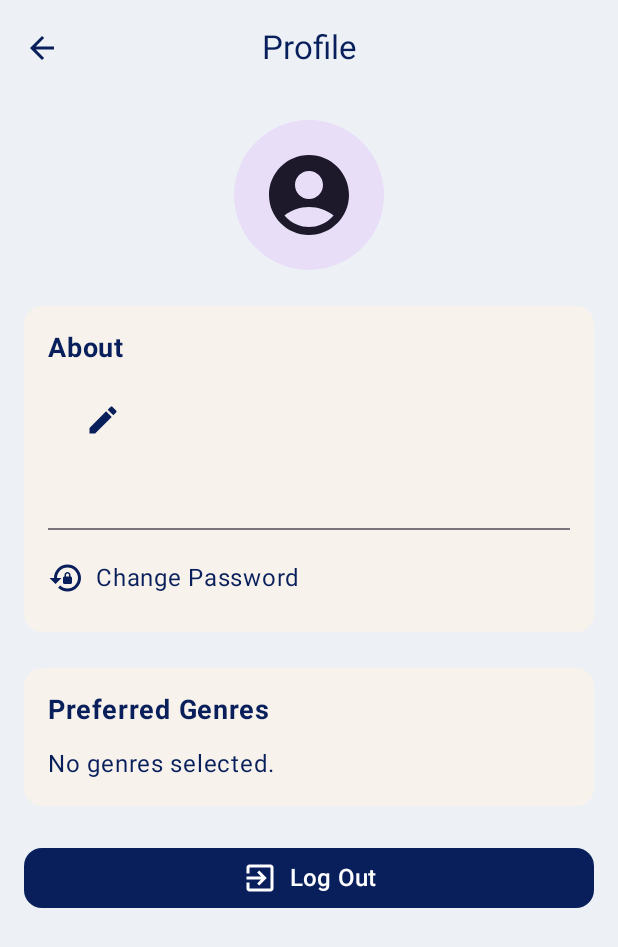
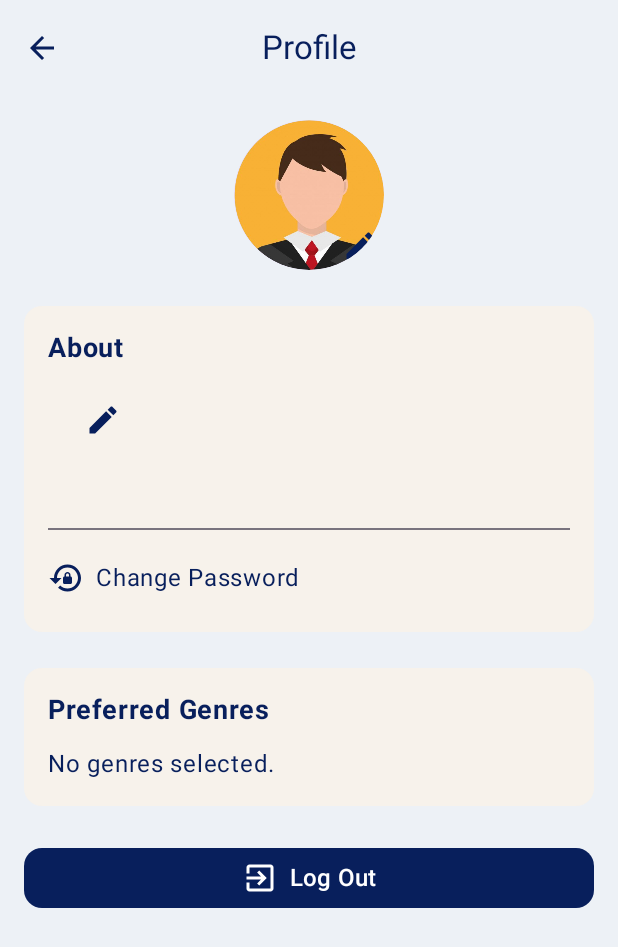
Before and after one commit to akdenizcse/teams-for-mobile-programming-2025-final-project-nuray, an Android app built with Jetpack Compose: the composable ProfileScreen shown on its own in the app's theme, on a phone screen of 412 x 824 dp. Shown: the top 947 px of the screen. Run offline under Robolectric (Android 15) with nearby library versions, the phone set to English and light mode, and no system bars; our stand-ins replace Firebase (no records; nobody signed in at launch, a user with empty details on screens opened directly).

Commit message:
Added personal avatar selection

```diff
--- a/app/src/main/java/com/example/watchlist/ProfileScreen.kt
+++ b/app/src/main/java/com/example/watchlist/ProfileScreen.kt
@@ -1,6 +1,7 @@
 package com.example.watchlist
 
 import android.widget.Toast
+import androidx.compose.foundation.Image
 import androidx.compose.foundation.background
 import androidx.compose.foundation.clickable
 import androidx.compose.foundation.layout.*
@@ -11,8 +12,7 @@ import androidx.compose.foundation.shape.CircleShape
 import androidx.compose.foundation.shape.RoundedCornerShape
 import androidx.compose.foundation.verticalScroll
 import androidx.compose.material.icons.Icons
-import androidx.compose.material.icons.filled.AccountCircle
-import androidx.compose.material.icons.filled.ArrowBack
+import androidx.compose.material.icons.automirrored.filled.ArrowBack
 import androidx.compose.material.icons.filled.Edit
 import androidx.compose.material.icons.filled.ExitToApp
 import androidx.compose.material.icons.filled.LockReset
@@ -22,6 +22,7 @@ import androidx.compose.ui.Alignment
 import androidx.compose.ui.Modifier
 import androidx.compose.ui.draw.clip
 import androidx.compose.ui.platform.LocalContext
+import androidx.compose.ui.res.painterResource
 import androidx.compose.ui.res.stringResource
 import androidx.compose.ui.text.font.FontWeight
 import androidx.compose.ui.text.input.PasswordVisualTransformation
@@ -41,6 +42,8 @@ fun ProfileScreen(
     vm: ProfileViewModel = viewModel()
 ) {
     val context = LocalContext.current
+    val colors = MaterialTheme.colorScheme
+
     val sProfileTitle       = stringResource(R.string.profile_title)
     val sBackDesc           = stringResource(R.string.cd_previous)
     val sAbout              = stringResource(R.string.label_about)
@@ -68,24 +71,39 @@ fun ProfileScreen(
     val sErrPwdMatch        = stringResource(R.string.err_pwd_match)
     val sErrNoUser          = stringResource(R.string.err_no_user)
     val sErrCurrentIncorrect= stringResource(R.string.err_current_incorrect)
+    val sSelectAvatar       = stringResource(R.string.select_avatar)
+    val sAvatarUpdated      = stringResource(R.string.avatar_updated)
 
-    val colors = MaterialTheme.colorScheme
+    // UI state
+    var showAvatarDialog by remember { mutableStateOf(false) }
+    var showEditDialog   by remember { mutableStateOf(false) }
+    var showResetDialog  by remember { mutableStateOf(false) }
+    var showLogoutDialog by remember { mutableStateOf(false) }
 
-    var firstName        by remember { mutableStateOf("") }
-    var lastName         by remember { mutableStateOf("") }
-    val user             = FirebaseAuth.getInstance().currentUser
-    val email            = user?.email.orEmpty()
-    var showResetDialog  by remember { mutableStateOf(false) }
-    var showEditDialog   by remember { mutableStateOf(false) }
-    var showLogoutDialog by remember { mutableStateOf(false) }
-    var editFirst        by remember { mutableStateOf("") }
-    var editLast         by remember { mutableStateOf("") }
-    var oldPwd           by remember { mutableStateOf("") }
-    var newPwd           by remember { mutableStateOf("") }
-    var confirmPwd       by remember { mutableStateOf("") }
-    var err              by remember { mutableStateOf<String?>(null) }
+    var editFirst  by remember { mutableStateOf("") }
+    var editLast   by remember { mutableStateOf("") }
+    var oldPwd     by remember { mutableStateOf("") }
+    var newPwd     by remember { mutableStateOf("") }
+    var confirmPwd by remember { mutableStateOf("") }
+    var err        by remember { mutableStateOf<String?>(null) }
 
+    val user   = FirebaseAuth.getInstance().currentUser
+    val email  = user?.email.orEmpty()
     val genres = vm.watchlistGenres.toList()
+
+
+    val avatars = listOf(
+        R.drawable.avatar2,
+        R.drawable.avatar1,
+        R.drawable.avatar3,
+        R.drawable.avatar4,
+        R.drawable.avatar5,
+        R.drawable.avatar6,
+        R.drawable.avatar7,
+        R.drawable.avatar8,
+        R.drawable.avatar9,
+    )
+
 
     LaunchedEffect(Unit) {
         user?.uid?.let { uid ->
@@ -94,8 +112,8 @@ fun ProfileScreen(
                 .document(uid)
                 .get()
                 .addOnSuccessListener { doc ->
-                    firstName = doc.getString("firstName").orEmpty()
-                    lastName  = doc.getString("lastName").orEmpty()
+                    editFirst = doc.getString("firstName").orEmpty()
+                    editLast  = doc.getString("lastName").orEmpty()
                 }
         }
     }
@@ -107,7 +125,7 @@ fun ProfileScreen(
                 title = { Text(sProfileTitle, color = colors.onBackground) },
                 navigationIcon = {
                     IconButton(onClick = { navController.popBackStack() }) {
-                        Icon(Icons.Filled.ArrowBack, contentDescription = sBackDesc, tint = colors.primary)
+                        Icon(Icons.AutoMirrored.Filled.ArrowBack, contentDescription = sBackDesc, tint = colors.primary)
                     }
                 },
                 colors = TopAppBarDefaults.centerAlignedTopAppBarColors(containerColor = colors.background)
@@ -117,34 +135,46 @@ fun ProfileScreen(
         Column(
             Modifier
                 .fillMaxSize()
-                .background(colors.background)
                 .verticalScroll(rememberScrollState())
                 .padding(padding)
                 .padding(16.dp),
             verticalArrangement = Arrangement.spacedBy(24.dp)
         ) {
+
             Box(
                 Modifier
                     .size(100.dp)
                     .align(Alignment.CenterHorizontally)
                     .clip(CircleShape)
-                    .background(colors.secondaryContainer),
+                    .background(colors.secondaryContainer)
+                    .clickable { showAvatarDialog = true },
                 contentAlignment = Alignment.Center
             ) {
-                Icon(Icons.Filled.AccountCircle, contentDescription = sProfileTitle, tint = colors.onSecondaryContainer, modifier = Modifier.size(64.dp))
+                val resId = vm.avatarUrl?.toIntOrNull() ?: avatars.first()
+                Image(
+                    painter = painterResource(id = resId),
+                    contentDescription = null,
+                    modifier = Modifier.fillMaxSize().clip(CircleShape)
+                )
+                Icon(
+                    imageVector = Icons.Filled.Edit,
+                    contentDescription = null,
+                    tint = colors.primary,
+                    modifier = Modifier
+                        .align(Alignment.BottomEnd)
+                        .size(24.dp)
+                        .offset((-4).dp, (-4).dp)
+                )
             }
+
 
             Card(colors = CardDefaults.cardColors(containerColor = colors.surface), modifier = Modifier.fillMaxWidth()) {
                 Column(Modifier.padding(16.dp), verticalArrangement = Arrangement.spacedBy(12.dp)) {
                     Text(sAbout, fontSize = 18.sp, color = colors.onSurface, fontWeight = FontWeight.Bold)
                     Row(verticalAlignment = Alignment.CenterVertically) {
-                        Text("$firstName $lastName", color = colors.onSurface, fontSize = 16.sp)
+                        Text("$editFirst $editLast", color = colors.onSurface, fontSize = 16.sp)
                         Spacer(Modifier.width(8.dp))
-                        IconButton(onClick = {
-                            editFirst = firstName
-                            editLast  = lastName
-                            showEditDialog = true
-                        }) {
+                        IconButton(onClick = { showEditDialog = true }) {
                             Icon(Icons.Filled.Edit, contentDescription = sEditName, tint = colors.primary)
                         }
                     }
@@ -165,6 +195,7 @@ fun ProfileScreen(
                 }
             }
 
+
             Card(colors = CardDefaults.cardColors(containerColor = colors.surface), modifier = Modifier.fillMaxWidth()) {
                 Column(Modifier.padding(16.dp), verticalArrangement = Arrangement.spacedBy(12.dp)) {
                     Text(sPreferredGenres, fontSize = 18.sp, color = colors.onSurface, fontWeight = FontWeight.Bold)
@@ -177,7 +208,7 @@ fun ProfileScreen(
                                     selected = true,
                                     onClick  = { },
                                     label    = { Text(g, color = colors.onPrimary) },
-                                    colors   = FilterChipDefaults.filterChipColors(
+                                    colors = FilterChipDefaults.filterChipColors(
                                         selectedContainerColor = colors.primary,
                                         selectedLabelColor     = colors.onPrimary,
                                         containerColor         = colors.surfaceVariant,
@@ -191,6 +222,7 @@ fun ProfileScreen(
                 }
             }
 
+
             Button(
                 onClick = { showLogoutDialog = true },
                 modifier = Modifier.fillMaxWidth(),
@@ -203,26 +235,37 @@ fun ProfileScreen(
             }
         }
 
-        if (showLogoutDialog) {
+
+        if (showAvatarDialog) {
             AlertDialog(
-                onDismissRequest = { showLogoutDialog = false },
-                title            = { Text(sConfirmLogout, color = colors.onBackground) },
-                text             = { Text(sConfirmLogout, color = colors.onBackground) },
-                confirmButton    = {
-                    TextButton(onClick = {
-                        FirebaseAuth.getInstance().signOut()
-                        Toast.makeText(context, sLogout, Toast.LENGTH_SHORT).show()
-                        navController.navigate("login") { popUpTo("home") { inclusive = true } }
-                    }) {
-                        Text(sYes, fontSize = 18.sp, color = colors.primary)
+                onDismissRequest = { showAvatarDialog = false },
+                title   = { Text(sSelectAvatar, color = colors.onBackground) },
+                text    = {
+                    LazyRow(horizontalArrangement = Arrangement.spacedBy(12.dp)) {
+                        items(avatars) { id ->
+                            Image(
+                                painter = painterResource(id = id),
+                                contentDescription = null,
+                                modifier = Modifier
+                                    .size(64.dp)
+                                    .clip(CircleShape)
+                                    .clickable {
+                                        vm.updateAvatar(id.toString()) {
+                                            Toast.makeText(context, sAvatarUpdated, Toast.LENGTH_SHORT).show()
+                                            showAvatarDialog = false
+                                        }
+                                    }
+                            )
+                        }
                     }
                 },
-                dismissButton    = {
-                    TextButton(onClick = { showLogoutDialog = false }) {
-                        Text(sNo, fontSize = 18.sp, color = colors.primary)
+                confirmButton = {},
+                dismissButton = {
+                    TextButton(onClick = { showAvatarDialog = false }) {
+                        Text(sCancel, color = colors.primary)
                     }
                 },
-                containerColor   = colors.surface
+                containerColor = colors.surface
             )
         }
 
@@ -264,12 +307,9 @@ fun ProfileScreen(
                                 .document(uid)
                                 .update(mapOf("firstName" to editFirst, "lastName" to editLast))
                                 .addOnSuccessListener {
-                                    firstName = editFirst
-                                    lastName  = editLast
+                                    Toast.makeText(context, sNameUpdated, Toast.LENGTH_SHORT).show()
                                     showEditDialog = false
-                                    Toast.makeText(context, sNameUpdated, Toast.LENGTH_SHORT).show()
                                 }
-                                .addOnFailureListener { e -> Toast.makeText(context, e.localizedMessage, Toast.LENGTH_SHORT).show() }
                         }
                     }) {
                         Text(sSave, color = colors.primary)
@@ -283,6 +323,7 @@ fun ProfileScreen(
                 containerColor   = colors.surface
             )
         }
+
 
         if (showResetDialog) {
             AlertDialog(
@@ -335,18 +376,13 @@ fun ProfileScreen(
                 confirmButton    = {
                     TextButton(onClick = {
                         err = when {
-                            oldPwd.isBlank() ->
-                                sErrEnterCurrent
-                            newPwd.length < 6 ->
-                                sErrPwdLength
+                            oldPwd.isBlank() -> sErrEnterCurrent
+                            newPwd.length < 6 -> sErrPwdLength
                             !newPwd.any { it.isUpperCase() } ||
                                     !newPwd.any { it.isLowerCase() } ||
-                                    !newPwd.any { !it.isLetterOrDigit() } ->
-                                sErrPwdComplex
-                            newPwd != confirmPwd ->
-                                sErrPwdMatch
-                            user == null ->
-                                sErrNoUser
+                                    !newPwd.any { !it.isLetterOrDigit() } -> sErrPwdComplex
+                            newPwd != confirmPwd -> sErrPwdMatch
+                            user == null -> sErrNoUser
                             else -> null
                         }
                         if (err == null) {
@@ -359,7 +395,6 @@ fun ProfileScreen(
                                             showResetDialog = false
                                             oldPwd = ""; newPwd = ""; confirmPwd = ""; err = null
                                         }
-                                        .addOnFailureListener { e -> err = e.localizedMessage }
                                 }
                                 .addOnFailureListener { err = sErrCurrentIncorrect }
                         }
@@ -378,5 +413,29 @@ fun ProfileScreen(
                 containerColor   = colors.surface
             )
         }
+
+
+        if (showLogoutDialog) {
+            AlertDialog(
+                onDismissRequest = { showLogoutDialog = false },
+                title            = { Text(sConfirmLogout, color = colors.onBackground) },
+                text             = { Text(sConfirmLogout, color = colors.onBackground) },
+                confirmButton    = {
+                    TextButton(onClick = {
+                        FirebaseAuth.getInstance().signOut()
+                        Toast.makeText(context, sLogout, Toast.LENGTH_SHORT).show()
+                        navController.navigate("login") { popUpTo("home") { inclusive = true } }
+                    }) {
+                        Text(sYes, color = colors.primary)
+                    }
+                },
+                dismissButton    = {
+                    TextButton(onClick = { showLogoutDialog = false }) {
+                        Text(sNo, color = colors.primary)
+                    }
+                },
+                containerColor   = colors.surface
+            )
+        }
     }
 }
--- a/app/src/main/java/com/example/watchlist/viewmodel/ProfileViewModel.kt
+++ b/app/src/main/java/com/example/watchlist/viewmodel/ProfileViewModel.kt
@@ -1,4 +1,3 @@
-// ProfileViewModel.kt
 package com.example.watchlist.viewmodel
 
 import androidx.compose.runtime.getValue
@@ -7,10 +6,7 @@ import androidx.compose.runtime.setValue
 import androidx.lifecycle.ViewModel
 import androidx.lifecycle.viewModelScope
 import com.example.watchlist.model.MovieDetailResponse
-import com.example.watchlist.network.MovieApi
-
 import com.example.watchlist.network.RetrofitClient
-
 import com.google.firebase.auth.FirebaseAuth
 import com.google.firebase.firestore.FirebaseFirestore
 import kotlinx.coroutines.async
@@ -20,6 +16,7 @@ import kotlinx.coroutines.tasks.await
 class ProfileViewModel : ViewModel() {
     var watchlistIds by mutableStateOf<List<String>>(emptyList()); private set
     var watchlistGenres by mutableStateOf<Set<String>>(emptySet()); private set
+    var avatarUrl by mutableStateOf<String?>(null); private set
 
     private val firestore = FirebaseFirestore.getInstance()
     private val auth      = FirebaseAuth.getInstance()
@@ -34,16 +31,25 @@ class ProfileViewModel : ViewModel() {
     )
 
     init {
+        auth.currentUser?.uid?.let { uid ->
+
+            firestore.collection("users")
+                .document(uid)
+                .get()
+                .addOnSuccessListener { doc ->
+                    avatarUrl = doc.getString("avatarUrl")
+                }
+
             viewModelScope.launch {
-            val uid = auth.currentUser?.uid ?: return@launch
-            val docs = firestore
-                .collection("users")
+                val docs = firestore.collection("users")
                     .document(uid)
                     .collection("watchlist")
                     .get()
                     .await()
+
                 watchlistIds = docs.documents.map { it.id }
-            val deferred = watchlistIds.map { id ->
+
+                val deferredGenres = watchlistIds.map { id ->
                     async {
                         try {
                             val detail: MovieDetailResponse =
@@ -56,7 +62,24 @@ class ProfileViewModel : ViewModel() {
                         }
                     }
                 }
-            watchlistGenres = deferred.map { it.await() }.flatten().toSet()
+
+                watchlistGenres = deferredGenres
+                    .map { it.await() }
+                    .flatten()
+                    .toSet()
             }
         }
     }
+
+    fun updateAvatar(newUrl: String, onComplete: () -> Unit = {}) {
+        auth.currentUser?.uid?.let { uid ->
+            firestore.collection("users")
+                .document(uid)
+                .update("avatarUrl", newUrl)
+                .addOnSuccessListener {
+                    avatarUrl = newUrl
+                    onComplete()
+                }
+        }
+    }
+}
--- a/app/src/main/res/values/strings.xml
+++ b/app/src/main/res/values/strings.xml
@@ -88,6 +88,7 @@
     <string name="favorites_title">Favorites</string>
     <string name="watchlist_title">Watchlist</string>
 
-
+    <string name="select_avatar">Avatarı seçin</string>
+    <string name="avatar_updated">Avatar güncellendi</string>
 
 </resources>
```
Also changed, not shown: app/src/main/res/drawable/avatar1.png (added), app/src/main/res/drawable/avatar2.png (added), app/src/main/res/drawable/avatar3.png (added), app/src/main/res/drawable/avatar4.png (added), app/src/main/res/drawable/avatar5.png (added), app/src/main/res/drawable/avatar6.png (added), app/src/main/res/drawable/avatar7.png (added), app/src/main/res/drawable/avatar8.png (added), app/src/main/res/drawable/avatar9.png (added), 2 other files. Lines whose indentation alone changed are shown as unchanged.
